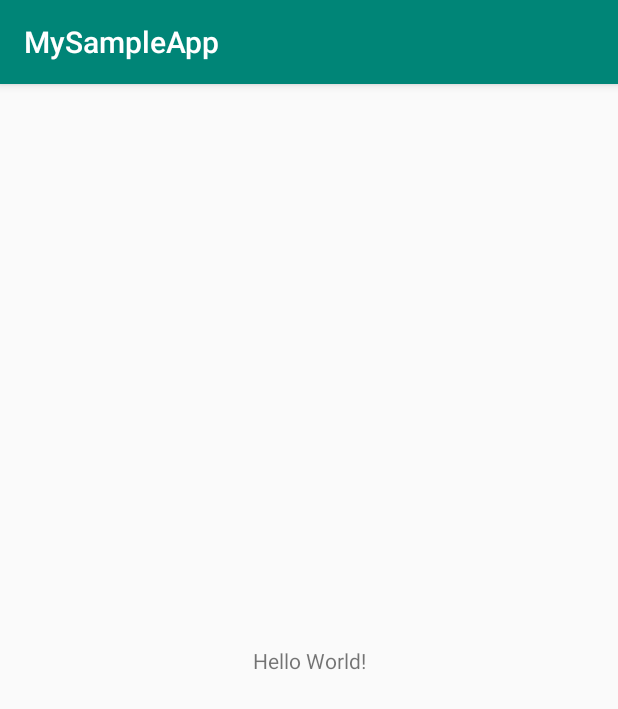
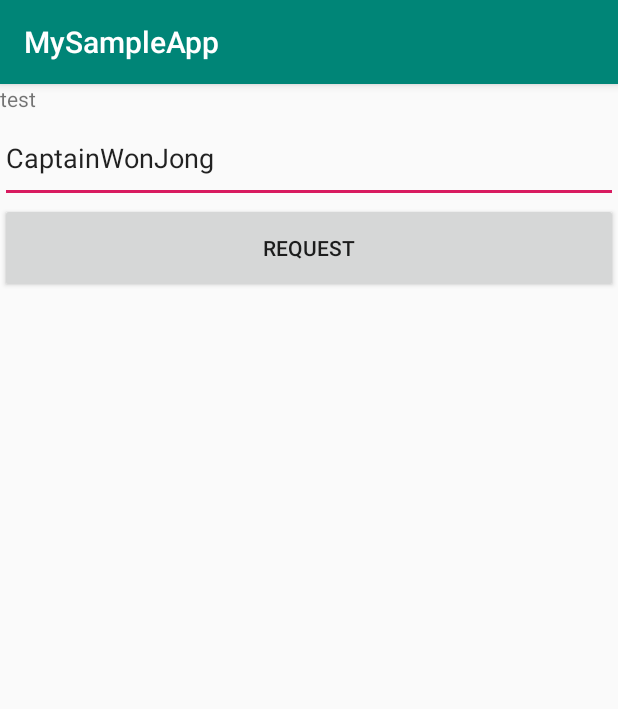
Before and after one commit to CaptainWonJong/MySampleApp, an Android app: the screen it shows after launch (MainActivity), on a phone screen of 412 x 824 dp. Shown: the top 709 px of the screen. Run offline under Robolectric (Android 15) with nearby library versions, the phone set to English and light mode, and no system bars; our stand-ins replace data binding.

```diff
--- a/app/build.gradle
+++ b/app/build.gradle
@@ -15,6 +15,7 @@ android {
         versionCode 1
         versionName "1.0"
         testInstrumentationRunner "androidx.test.runner.AndroidJUnitRunner"
+        multiDexEnabled true
     }
 
     buildTypes {
@@ -92,6 +93,9 @@ dependencies {
     // GSON
     implementation "com.google.code.gson:gson:$gsonVersion"
 
+    // EventBus
+    implementation "org.greenrobot:eventbus:$eventBusVersion"
+
     // Koin
     implementation "org.koin:koin-core:$koinVersion"
     implementation "org.koin:koin-androidx-scope:$koinVersion"
--- a/app/src/main/java/com/ctwj/mysampleapp/MainActivity.kt
+++ /dev/null
@@ -1,12 +0,0 @@
-package com.ctwj.mysampleapp
-
-import android.os.Bundle
-import androidx.appcompat.app.AppCompatActivity
-
-class MainActivity : AppCompatActivity() {
-
-    override fun onCreate(savedInstanceState: Bundle?) {
-        super.onCreate(savedInstanceState)
-        setContentView(R.layout.activity_main)
-    }
-}
--- /dev/null
+++ b/app/src/main/java/com/ctwj/mysampleapp/MyApplication.kt
@@ -0,0 +1,17 @@
+package com.ctwj.mysampleapp
+
+import android.app.Application
+import com.ctwj.mysampleapp.di.MyDiModule
+import org.koin.android.ext.koin.androidContext
+import org.koin.core.context.startKoin
+
+class MyApplication: Application() {
+    override fun onCreate() {
+        super.onCreate()
+
+        startKoin {
+            androidContext(this@MyApplication)
+            modules(MyDiModule)
+        }
+    }
+}
--- /dev/null
+++ b/app/src/main/java/com/ctwj/mysampleapp/base/BaseActivity.kt
@@ -0,0 +1,24 @@
+package com.ctwj.mysampleapp.base
+
+import android.os.Bundle
+import androidx.appcompat.app.AppCompatActivity
+import androidx.databinding.DataBindingUtil
+import androidx.databinding.ViewDataBinding
+
+abstract class BaseActivity<B : ViewDataBinding, VM : BaseViewModel> : AppCompatActivity() {
+
+    lateinit var binding: B
+
+    abstract val viewModel: VM
+
+    abstract val layoutResId: Int
+
+    override fun onCreate(savedInstanceState: Bundle?) {
+        super.onCreate(savedInstanceState)
+        binding = DataBindingUtil.setContentView(this, layoutResId)
+
+        observeLiveData()
+    }
+
+    abstract fun observeLiveData()
+}
--- /dev/null
+++ b/app/src/main/java/com/ctwj/mysampleapp/di/MyModule.kt
@@ -0,0 +1,32 @@
+package com.ctwj.mysampleapp.di
+
+import com.ctwj.mysampleapp.net.MyRepository
+import com.ctwj.mysampleapp.net.provideOkHttpClient
+import com.ctwj.mysampleapp.ui.MainViewModel
+import org.koin.androidx.viewmodel.dsl.viewModel
+import org.koin.dsl.module
+import retrofit2.Retrofit
+import retrofit2.adapter.rxjava2.RxJava2CallAdapterFactory
+import retrofit2.converter.gson.GsonConverterFactory
+
+var retrofitPart = module {
+    single {
+        Retrofit.Builder()
+            .baseUrl("https://api.github.com")
+            .client(provideOkHttpClient())
+            .addCallAdapterFactory(RxJava2CallAdapterFactory.createAsync())
+            .addConverterFactory(GsonConverterFactory.create())
+            .build()
+            .create(MyRepository::class.java)
+
+    }
+}
+
+var viewModelPart = module {
+    viewModel { MainViewModel(get()) }
+}
+
+var MyDiModule = listOf(
+    retrofitPart,
+    viewModelPart
+)
--- /dev/null
+++ b/app/src/main/java/com/ctwj/mysampleapp/net/MyRepository.kt
@@ -0,0 +1,22 @@
+package com.ctwj.mysampleapp.net
+
+import io.reactivex.Single
+import okhttp3.ResponseBody
+import retrofit2.http.GET
+import retrofit2.http.Path
+
+interface MyRepository {
+
+    // 저장소 리스트를 가져온다.
+    @GET("users/{id}/repos")
+    fun getRepoList(
+            @Path("id") id: String
+    ): Single<ResponseBody>
+
+    // 저장소의 커밋 리스트를 가져온다.
+    @GET("repos/{id}/{repo}/commits")
+    fun getCommitList(
+            @Path("id") id: String,
+            @Path("repo") repo: String
+    ): Single<ResponseBody>
+}
--- /dev/null
+++ b/app/src/main/java/com/ctwj/mysampleapp/ui/MainActivity.kt
@@ -0,0 +1,31 @@
+package com.ctwj.mysampleapp.ui
+
+import android.os.Bundle
+import android.view.View
+import com.ctwj.mysampleapp.R
+import com.ctwj.mysampleapp.base.BaseActivity
+import com.ctwj.mysampleapp.databinding.ActivityMainBinding
+import kotlinx.android.synthetic.main.activity_main.*
+import org.koin.androidx.viewmodel.ext.android.viewModel
+
+
+class MainActivity : BaseActivity<ActivityMainBinding, MainViewModel>() {
+
+    override val layoutResId: Int
+        get() = R.layout.activity_main
+
+    override val viewModel: MainViewModel by viewModel()
+
+    override fun onCreate(savedInstanceState: Bundle?) {
+        super.onCreate(savedInstanceState)
+        etTest.setText("CaptainWonJong")
+    }
+
+    override fun observeLiveData() {
+
+    }
+
+    fun onClick(view: View) {
+        viewModel.requestRepoList(etTest.text.toString())
+    }
+}
--- a/app/src/main/res/layout/activity_main.xml
+++ b/app/src/main/res/layout/activity_main.xml
@@ -1,18 +1,31 @@
 <?xml version="1.0" encoding="utf-8"?>
-<androidx.constraintlayout.widget.ConstraintLayout xmlns:android="http://schemas.android.com/apk/res/android"
-    xmlns:app="http://schemas.android.com/apk/res-auto"
-    xmlns:tools="http://schemas.android.com/tools"
-    android:layout_width="match_parent"
-    android:layout_height="match_parent"
-    tools:context=".MainActivity">
+<layout
+    xmlns:android="http://schemas.android.com/apk/res/android"
+    xmlns:tools="http://schemas.android.com/tools">
 
-    <TextView
-        android:layout_width="wrap_content"
-        android:layout_height="wrap_content"
-        android:text="Hello World!"
-        app:layout_constraintBottom_toBottomOf="parent"
-        app:layout_constraintLeft_toLeftOf="parent"
-        app:layout_constraintRight_toRightOf="parent"
-        app:layout_constraintTop_toTopOf="parent" />
+    <LinearLayout
+        android:layout_width="match_parent"
+        android:layout_height="match_parent"
+        android:orientation="vertical"
+        tools:context=".main.MainActivity">
 
-</androidx.constraintlayout.widget.ConstraintLayout>
+        <TextView
+            android:id="@+id/tvTest"
+            android:layout_width="wrap_content"
+            android:layout_height="wrap_content"
+            android:text="test"/>
+
+        <EditText
+            android:id="@+id/etTest"
+            android:layout_width="match_parent"
+            android:layout_height="60dp" />
+
+        <Button
+            android:id="@+id/btnTest"
+            android:layout_width="match_parent"
+            android:layout_height="60dp"
+            android:text="Request"
+            android:onClick="onClick"/>
+
+    </LinearLayout>
+</layout>
--- a/dependency.gradle
+++ b/dependency.gradle
@@ -22,8 +22,7 @@ ext {
 
     archComponentVersion = '1.1.1'
 
-    androidxVersion = '2.0.0'
-    androidxUiVersion = '1.0.0'
+    koinVersion = '2.0.1'
 
-    koinVersion = '2.0.1'
+    eventBusVersion = '3.1.1'
 }
```
Also changed, not shown: app/src/main/AndroidManifest.xml (+6 -1 lines), app/src/main/java/com/ctwj/mysampleapp/base/BaseViewModel.kt (added, +22 -0 lines), app/src/main/java/com/ctwj/mysampleapp/net/MyNetworkProvider.kt (added, +12 -0 lines), app/src/main/java/com/ctwj/mysampleapp/ui/MainViewModel.kt (added, +41 -0 lines), app/src/main/java/com/ctwj/mysampleapp/ui/model/RepoListModel.kt (added, +9 -0 lines), app/src/main/java/com/ctwj/mysampleapp/util/MyBindingUtils.kt (added, +10 -0 lines).
